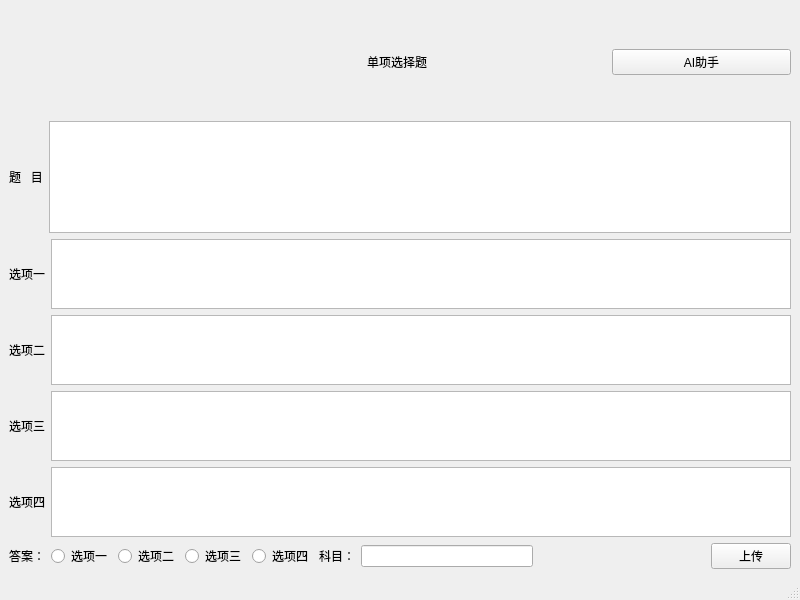
Old version of the form singleselectwindow.ui in the repository dingmark1/TestSystem.
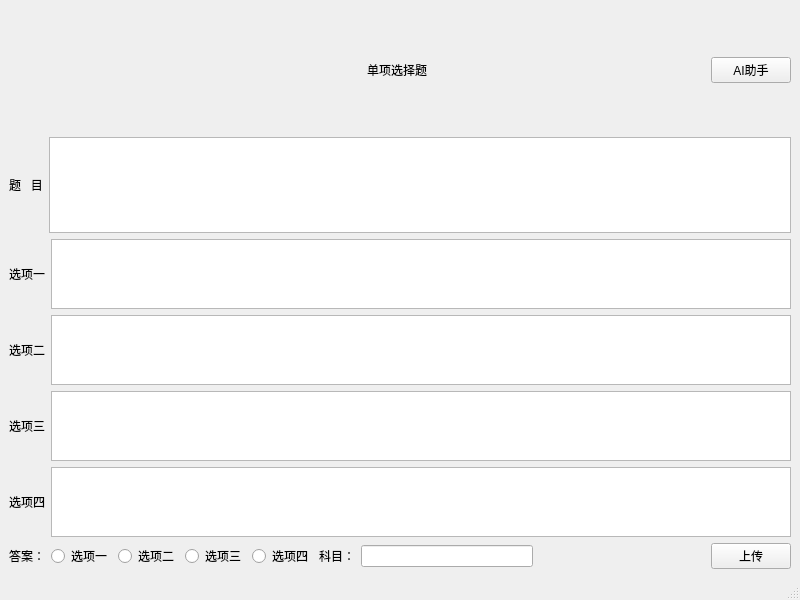
New version of the form.

The edit to the form file:
```diff
--- a/singleselectwindow.ui
+++ b/singleselectwindow.ui
@@ -16,7 +16,7 @@
   <widget class="QWidget" name="centralwidget">
    <layout class="QGridLayout" name="gridLayout">
     <item row="0" column="0">
-     <layout class="QVBoxLayout" name="verticalLayout" stretch="0,1,0,2,1,1,1,1,1">
+     <layout class="QVBoxLayout" name="verticalLayout" stretch="1,1,1,2,1,1,1,1,1">
       <item>
        <spacer name="verticalSpacer_2">
         <property name="orientation">
@@ -31,7 +31,7 @@
        </spacer>
       </item>
       <item>
-       <layout class="QHBoxLayout" name="horizontalLayout_8" stretch="2,0,1,1">
+       <layout class="QHBoxLayout" name="horizontalLayout_9">
         <item>
          <spacer name="horizontalSpacer_2">
           <property name="orientation">
@@ -56,6 +56,8 @@
          </widget>
         </item>
         <item>
+         <layout class="QHBoxLayout" name="horizontalLayout_8">
+          <item>
          <spacer name="horizontalSpacer_3">
           <property name="orientation">
            <enum>Qt::Orientation::Horizontal</enum>
@@ -71,15 +73,23 @@
         <item>
          <widget class="QPushButton" name="pushButton">
           <property name="sizePolicy">
-           <sizepolicy hsizetype="Minimum" vsizetype="Fixed">
+             <sizepolicy hsizetype="Fixed" vsizetype="Fixed">
             <horstretch>0</horstretch>
             <verstretch>0</verstretch>
            </sizepolicy>
           </property>
+            <property name="minimumSize">
+             <size>
+              <width>0</width>
+              <height>0</height>
+             </size>
+            </property>
           <property name="text">
            <string>AI助手</string>
           </property>
          </widget>
+          </item>
+         </layout>
         </item>
        </layout>
       </item>
```
Lines whose indentation alone changed are shown as unchanged.
